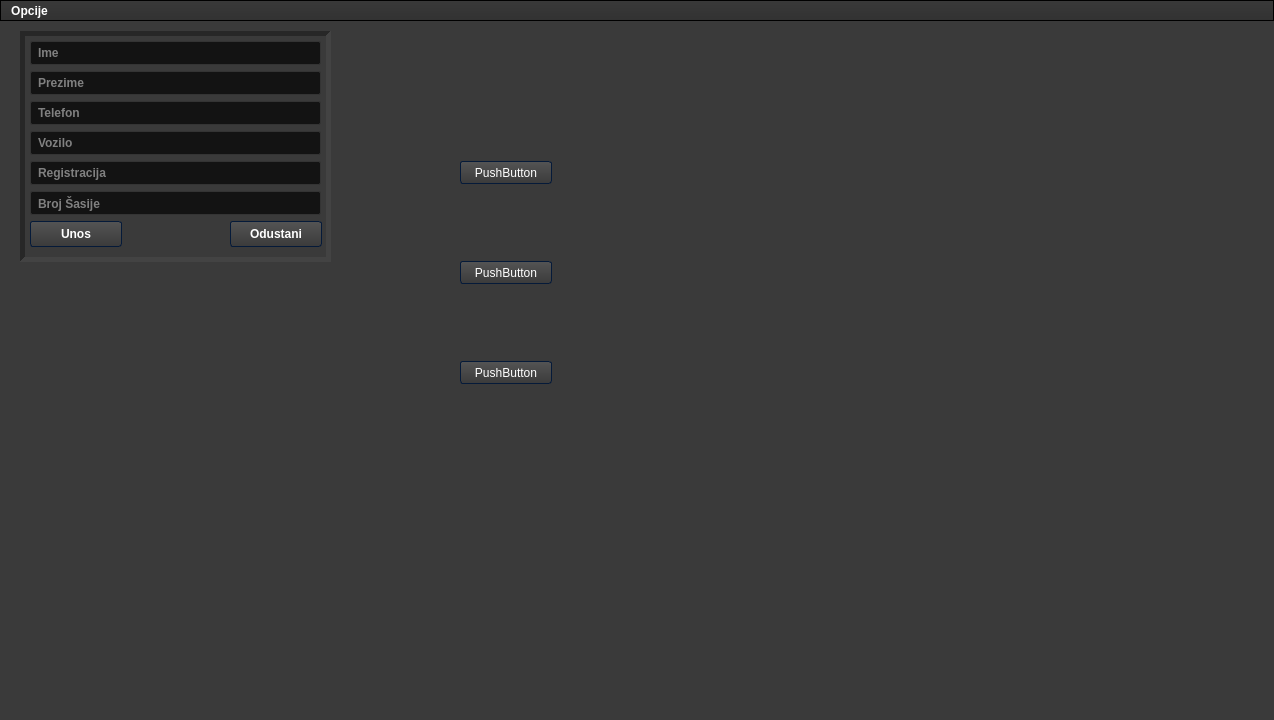
Old version of the form untitled.ui in the repository 4ntim4tter/Budget-Flow.
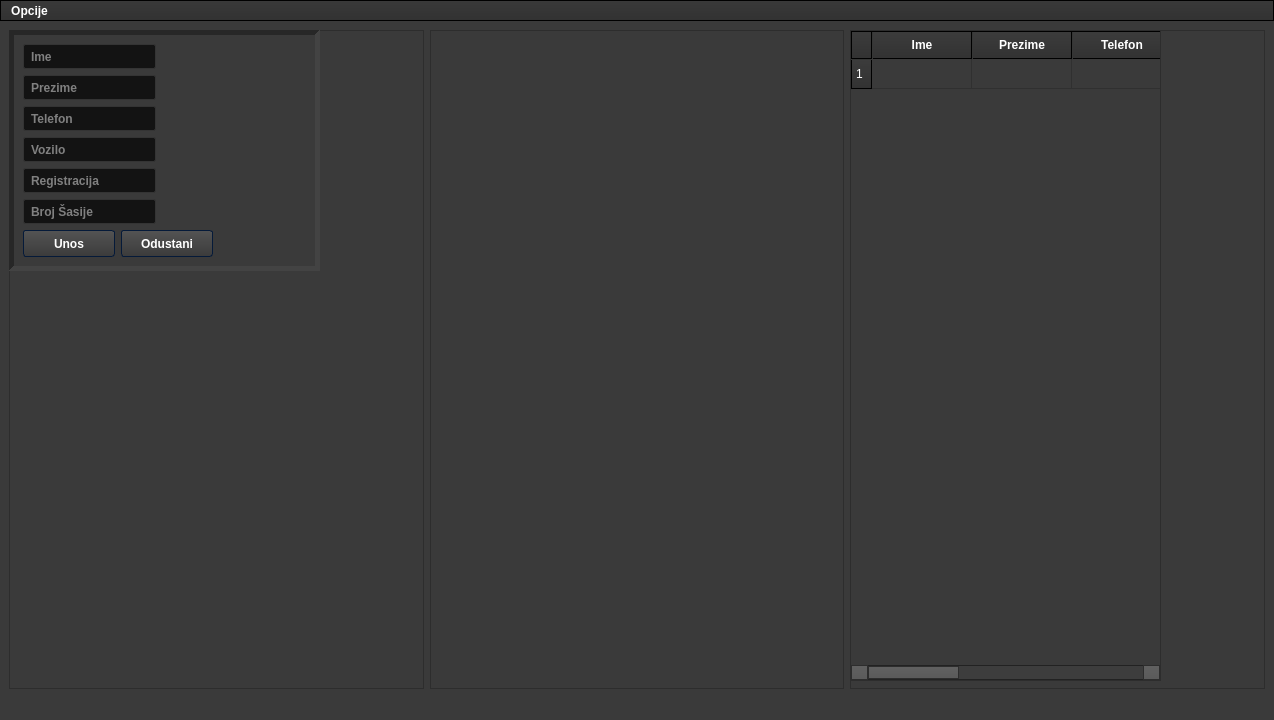
New version of the form. Icons and pictures are not drawn.

```diff
--- a/untitled.ui
+++ b/untitled.ui
@@ -1023,15 +1023,36 @@
      <bold>true</bold>
     </font>
    </property>
+   <layout class="QHBoxLayout" name="horizontalLayout">
+    <item>
+     <widget class="QFrame" name="left_frame">
+      <property name="frameShape">
+       <enum>QFrame::StyledPanel</enum>
+      </property>
+      <property name="frameShadow">
+       <enum>QFrame::Raised</enum>
+      </property>
    <widget class="QFrame" name="customer_entry_box">
     <property name="geometry">
      <rect>
-      <x>20</x>
-      <y>10</y>
+         <x>0</x>
+         <y>0</y>
       <width>311</width>
-      <height>231</height>
-     </rect>
-    </property>
+         <height>241</height>
+        </rect>
+       </property>
+       <property name="sizePolicy">
+        <sizepolicy hsizetype="Preferred" vsizetype="Preferred">
+         <horstretch>0</horstretch>
+         <verstretch>0</verstretch>
+        </sizepolicy>
+       </property>
+       <property name="maximumSize">
+        <size>
+         <width>311</width>
+         <height>311</height>
+        </size>
+       </property>
     <property name="font">
      <font>
       <family>Arial</family>
@@ -1055,10 +1076,10 @@
     <widget class="QLineEdit" name="add_customer_name">
      <property name="geometry">
       <rect>
-       <x>10</x>
-       <y>10</y>
-       <width>291</width>
-       <height>24</height>
+          <x>14</x>
+          <y>14</y>
+          <width>133</width>
+          <height>25</height>
       </rect>
      </property>
      <property name="font">
@@ -1076,10 +1097,10 @@
     <widget class="QLineEdit" name="add_customer_surname">
      <property name="geometry">
       <rect>
-       <x>10</x>
-       <y>40</y>
-       <width>291</width>
-       <height>24</height>
+          <x>14</x>
+          <y>45</y>
+          <width>133</width>
+          <height>25</height>
       </rect>
      </property>
      <property name="font">
@@ -1097,10 +1118,10 @@
     <widget class="QLineEdit" name="add_customer_vehicle">
      <property name="geometry">
       <rect>
-       <x>10</x>
-       <y>100</y>
-       <width>291</width>
-       <height>24</height>
+          <x>14</x>
+          <y>107</y>
+          <width>133</width>
+          <height>25</height>
       </rect>
      </property>
      <property name="font">
@@ -1121,10 +1142,10 @@
     <widget class="QLineEdit" name="add_customer_plates">
      <property name="geometry">
       <rect>
-       <x>10</x>
-       <y>130</y>
-       <width>291</width>
-       <height>24</height>
+          <x>14</x>
+          <y>138</y>
+          <width>133</width>
+          <height>25</height>
       </rect>
      </property>
      <property name="font">
@@ -1142,10 +1163,10 @@
     <widget class="QLineEdit" name="add_customer_chasis">
      <property name="geometry">
       <rect>
-       <x>10</x>
-       <y>160</y>
-       <width>291</width>
-       <height>24</height>
+          <x>14</x>
+          <y>169</y>
+          <width>133</width>
+          <height>25</height>
       </rect>
      </property>
      <property name="font">
@@ -1166,10 +1187,10 @@
     <widget class="QPushButton" name="save_new_customer_button">
      <property name="geometry">
       <rect>
-       <x>10</x>
-       <y>190</y>
+          <x>14</x>
+          <y>200</y>
        <width>92</width>
-       <height>26</height>
+          <height>27</height>
       </rect>
      </property>
      <property name="font">
@@ -1187,10 +1208,10 @@
     <widget class="QPushButton" name="cancel_new_customer_button">
      <property name="geometry">
       <rect>
-       <x>210</x>
-       <y>190</y>
+          <x>112</x>
+          <y>200</y>
        <width>92</width>
-       <height>26</height>
+          <height>27</height>
       </rect>
      </property>
      <property name="font">
@@ -1208,10 +1229,10 @@
     <widget class="QLineEdit" name="add_customer_phone">
      <property name="geometry">
       <rect>
-       <x>10</x>
-       <y>70</y>
-       <width>291</width>
-       <height>24</height>
+          <x>14</x>
+          <y>76</y>
+          <width>133</width>
+          <height>25</height>
       </rect>
      </property>
      <property name="font">
@@ -1230,75 +1251,158 @@
      </property>
     </widget>
    </widget>
-   <widget class="QWidget" name="widget" native="true">
-    <property name="geometry">
-     <rect>
-      <x>460</x>
-      <y>130</y>
-      <width>120</width>
-      <height>80</height>
-     </rect>
-    </property>
-    <widget class="QPushButton" name="pushButton">
+     </widget>
+    </item>
+    <item>
+     <widget class="QFrame" name="middle_frame">
+      <property name="frameShape">
+       <enum>QFrame::StyledPanel</enum>
+      </property>
+      <property name="frameShadow">
+       <enum>QFrame::Raised</enum>
+      </property>
+     </widget>
+    </item>
+    <item>
+     <widget class="QFrame" name="right_frame">
+      <property name="frameShape">
+       <enum>QFrame::StyledPanel</enum>
+      </property>
+      <property name="frameShadow">
+       <enum>QFrame::Raised</enum>
+      </property>
+      <widget class="QTableWidget" name="tableWidget">
      <property name="geometry">
       <rect>
        <x>0</x>
-       <y>10</y>
-       <width>92</width>
-       <height>23</height>
-      </rect>
-     </property>
+         <y>0</y>
+         <width>311</width>
+         <height>651</height>
+        </rect>
+       </property>
+       <property name="sizePolicy">
+        <sizepolicy hsizetype="Preferred" vsizetype="Preferred">
+         <horstretch>0</horstretch>
+         <verstretch>0</verstretch>
+        </sizepolicy>
+       </property>
+       <property name="font">
+        <font>
+         <family>Arial</family>
+         <weight>75</weight>
+         <bold>true</bold>
+        </font>
+       </property>
+       <property name="layoutDirection">
+        <enum>Qt::LeftToRight</enum>
+       </property>
+       <property name="alternatingRowColors">
+        <bool>true</bool>
+       </property>
+       <property name="textElideMode">
+        <enum>Qt::ElideMiddle</enum>
+       </property>
+       <property name="gridStyle">
+        <enum>Qt::SolidLine</enum>
+       </property>
+       <property name="sortingEnabled">
+        <bool>true</bool>
+       </property>
+       <property name="rowCount">
+        <number>1</number>
+       </property>
+       <attribute name="horizontalHeaderCascadingSectionResizes">
+        <bool>true</bool>
+       </attribute>
+       <attribute name="horizontalHeaderDefaultSectionSize">
+        <number>100</number>
+       </attribute>
+       <attribute name="horizontalHeaderShowSortIndicator" stdset="0">
+        <bool>true</bool>
+       </attribute>
+       <attribute name="horizontalHeaderStretchLastSection">
+        <bool>false</bool>
+       </attribute>
+       <attribute name="verticalHeaderHighlightSections">
+        <bool>true</bool>
+       </attribute>
+       <row/>
+       <column>
      <property name="text">
-      <string>PushButton</string>
-     </property>
-    </widget>
-   </widget>
-   <widget class="QWidget" name="widget_2" native="true">
-    <property name="geometry">
-     <rect>
-      <x>460</x>
-      <y>330</y>
-      <width>120</width>
-      <height>80</height>
-     </rect>
-    </property>
-    <widget class="QPushButton" name="pushButton_2">
-     <property name="geometry">
-      <rect>
-       <x>0</x>
-       <y>10</y>
-       <width>92</width>
-       <height>23</height>
-      </rect>
-     </property>
+         <string>Ime</string>
+        </property>
+        <property name="font">
+         <font>
+          <family>Arial</family>
+          <weight>75</weight>
+          <bold>true</bold>
+         </font>
+        </property>
+       </column>
+       <column>
+        <property name="text">
+         <string>Prezime</string>
+        </property>
+        <property name="font">
+         <font>
+          <family>Arial</family>
+          <weight>75</weight>
+          <bold>true</bold>
+         </font>
+        </property>
+       </column>
+       <column>
      <property name="text">
-      <string>PushButton</string>
-     </property>
-    </widget>
-   </widget>
-   <widget class="QWidget" name="widget_3" native="true">
-    <property name="geometry">
-     <rect>
-      <x>460</x>
-      <y>230</y>
-      <width>120</width>
-      <height>80</height>
-     </rect>
-    </property>
-    <widget class="QPushButton" name="pushButton_3">
-     <property name="geometry">
-      <rect>
-       <x>0</x>
-       <y>10</y>
-       <width>92</width>
-       <height>23</height>
-      </rect>
-     </property>
+         <string>Telefon</string>
+        </property>
+        <property name="font">
+         <font>
+          <family>Arial</family>
+          <weight>75</weight>
+          <bold>true</bold>
+         </font>
+        </property>
+       </column>
+       <column>
+        <property name="text">
+         <string>Vozilo</string>
+        </property>
+        <property name="font">
+         <font>
+          <family>Arial</family>
+          <weight>75</weight>
+          <bold>true</bold>
+         </font>
+        </property>
+       </column>
+       <column>
      <property name="text">
-      <string>PushButton</string>
-     </property>
-    </widget>
-   </widget>
+         <string>Registracija</string>
+        </property>
+        <property name="font">
+         <font>
+          <family>Arial</family>
+          <weight>75</weight>
+          <bold>true</bold>
+         </font>
+        </property>
+       </column>
+       <column>
+        <property name="text">
+         <string>Broj Šasije</string>
+        </property>
+        <property name="font">
+         <font>
+          <family>Arial</family>
+          <weight>75</weight>
+          <bold>true</bold>
+         </font>
+        </property>
+       </column>
+      </widget>
+     </widget>
+    </item>
+   </layout>
   </widget>
   <widget class="QStatusBar" name="statusBar"/>
   <widget class="QMenuBar" name="menu_bar">
```
Left out of the diff: 3 changed lines with no effect on the pictures. Lines whose indentation alone changed are shown as unchanged.
